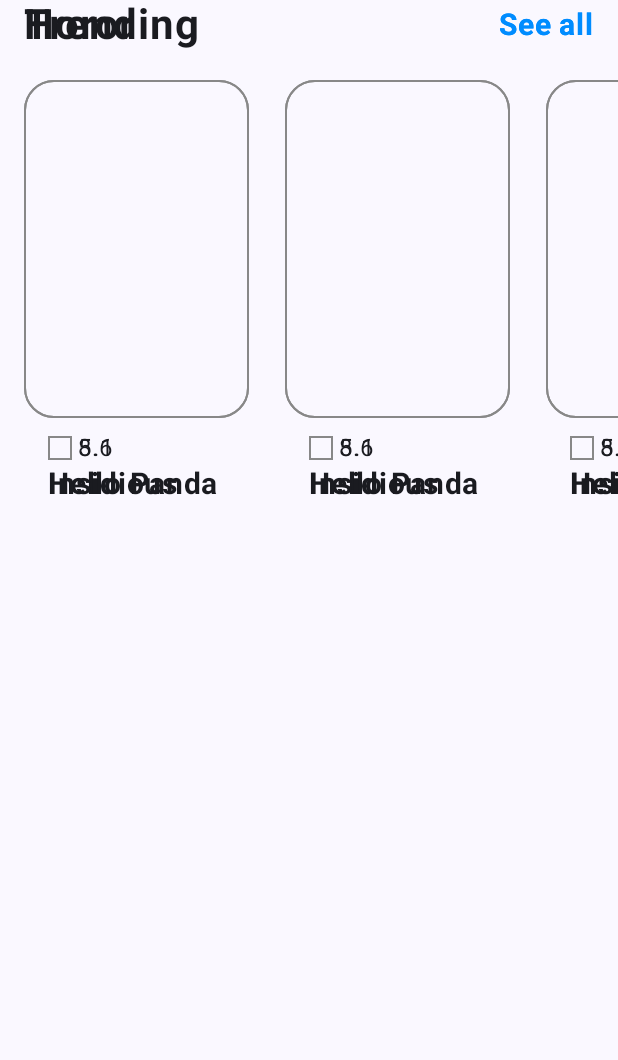
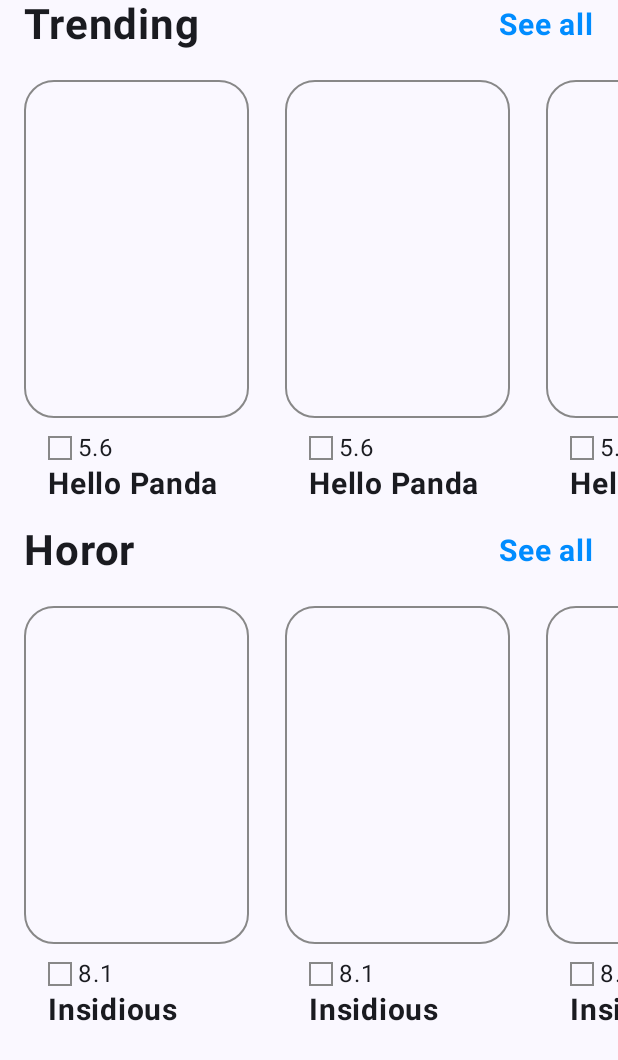
Before and after one commit to markusdito/Android-Last-Project, an Android app built with Jetpack Compose: the screen it shows after launch (MainActivity), on a phone screen of 412 x 824 dp. Shown: the top 1060 px of the screen. Run offline under Robolectric (Android 15) with nearby library versions, the phone set to English and light mode, and no system bars.

```diff
--- a/app/build.gradle.kts
+++ b/app/build.gradle.kts
@@ -66,4 +66,7 @@ dependencies {
     debugImplementation(libs.androidx.ui.test.manifest)
     implementation(platform("com.google.firebase:firebase-bom:33.5.1"))
     implementation("com.google.firebase:firebase-analytics")
+    implementation ("com.squareup.retrofit2:retrofit:2.9.0")
+    implementation ("com.squareup.retrofit2:converter-gson:2.9.0")
+    implementation ("com.squareup.okhttp3:logging-interceptor:4.10.0")
 }
--- /dev/null
+++ b/app/src/main/java/com/example/tes/ApiService.kt
@@ -0,0 +1 @@
+package com.example.tes
--- a/app/src/main/java/com/example/tes/MainActivity.kt
+++ b/app/src/main/java/com/example/tes/MainActivity.kt
@@ -17,11 +17,13 @@ class MainActivity : ComponentActivity() {
         setContent {
             TesTheme {
                 Scaffold(modifier = Modifier.fillMaxSize()) { innerPadding ->
-                    ShowPartition(
-                        section = "Trending", title = "Hello Panda", rating = 5.6, modifier = Modifier
-                    )
-                    Spacer(modifier = Modifier.size(16.dp))
-                    ShowPartition("Horor", title = "Insidious", rating = 8.1, modifier = Modifier)
+                    Column() {
+                        ShowPartition(
+                            section = "Trending", title = "Hello Panda", rating = 5.6, modifier = Modifier
+                        )
+                        Spacer(modifier = Modifier.size(16.dp))
+                        ShowPartition("Horor", title = "Insidious", rating = 8.1, modifier = Modifier)
+                    }
                 }
             }
         }
```
